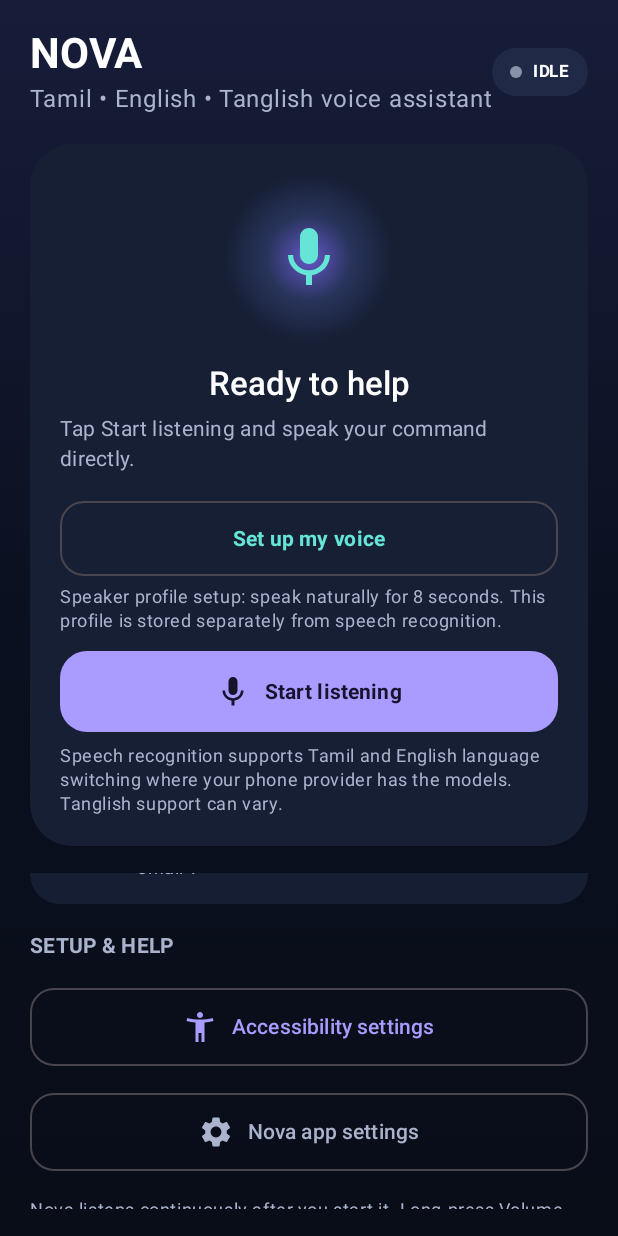
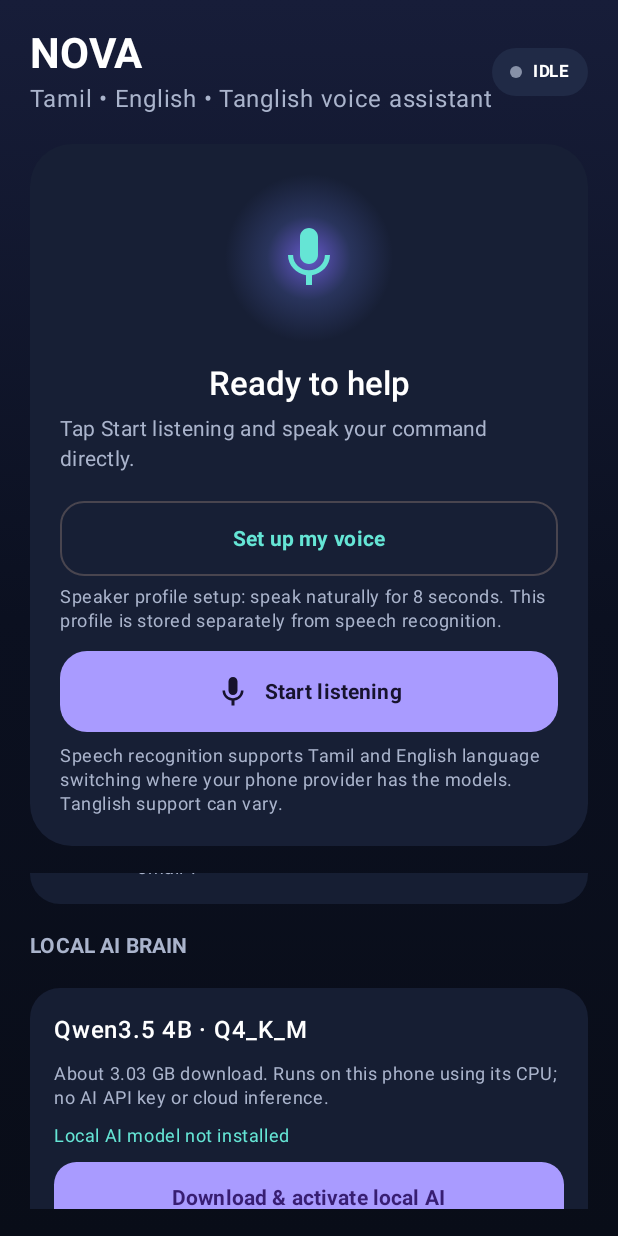
Before and after one commit to guna05221/Nova-Assistant, an Android app built with Jetpack Compose: the screen it shows after launch (MainActivity), scrolled down 313 dp, on a phone screen of 412 x 824 dp. Run offline under Robolectric (Android 15) with nearby library versions, the phone set to English and light mode, and no system bars; libraries missing offline, so code that uses them is left out: dev.ffmpegkit.llama.

Commit message:
Add local AI model download and activation screen

```diff
--- a/app/src/main/java/com/guna/nova/MainActivity.kt
+++ b/app/src/main/java/com/guna/nova/MainActivity.kt
@@ -53,8 +53,10 @@ class MainActivity : ComponentActivity() {
         setContent {
             var running by remember { mutableStateOf(false) }
             var status by remember { mutableStateOf("Ready when you are") }
+            val localAi by LocalAiManager.state.collectAsState()
 
             LaunchedEffect(Unit) {
+                LocalAiManager.loadIfPresent(this@MainActivity)
                 while (true) {
                     val prefs = getSharedPreferences("nova_diagnostics", MODE_PRIVATE)
                     status = prefs.getString("status", "Ready when you are") ?: "Ready when you are"
@@ -262,6 +264,59 @@ class MainActivity : ComponentActivity() {
                         )
 
                         Text(
+                            "LOCAL AI BRAIN",
+                            color = NovaMuted,
+                            style = MaterialTheme.typography.labelLarge,
+                            fontWeight = FontWeight.Bold
+                        )
+                        Card(
+                            colors = CardDefaults.cardColors(containerColor = NovaPanel.copy(alpha = 0.96f)),
+                            shape = RoundedCornerShape(20.dp),
+                            modifier = Modifier.fillMaxWidth()
+                        ) {
+                            Column(
+                                modifier = Modifier.fillMaxWidth().padding(16.dp),
+                                verticalArrangement = Arrangement.spacedBy(9.dp)
+                            ) {
+                                Text("Qwen3.5 4B · Q4_K_M", color = Color.White, fontWeight = FontWeight.SemiBold)
+                                Text(
+                                    "About 3.03 GB download. Runs on this phone using its CPU; no AI API key or cloud inference.",
+                                    color = NovaMuted,
+                                    style = MaterialTheme.typography.bodySmall
+                                )
+                                Text(localAi.status, color = NovaMint, style = MaterialTheme.typography.bodySmall)
+                                if (localAi.downloading || localAi.progress > 0f) {
+                                    LinearProgressIndicator(
+                                        progress = { localAi.progress },
+                                        modifier = Modifier.fillMaxWidth(),
+                                        color = NovaMint
+                                    )
+                                }
+                                Button(
+                                    onClick = { LocalAiManager.downloadAndLoad(this@MainActivity) },
+                                    enabled = !localAi.downloading && !localAi.ready,
+                                    modifier = Modifier.fillMaxWidth().height(48.dp),
+                                    shape = RoundedCornerShape(15.dp)
+                                ) {
+                                    Text(
+                                        when {
+                                            localAi.ready -> "Local AI ready"
+                                            localAi.downloading -> "Downloading / loading…"
+                                            LocalAiManager.isDownloaded(this@MainActivity) -> "Load local AI"
+                                            else -> "Download & activate local AI"
+                                        },
+                                        fontWeight = FontWeight.Bold
+                                    )
+                                }
+                                Text(
+                                    "Keep at least 4 GB of free storage. On 8 GB RAM, close other heavy apps before loading the model. First setup needs Wi-Fi; later inference is offline.",
+                                    color = NovaMuted,
+                                    style = MaterialTheme.typography.bodySmall
+                                )
+                            }
+                        }
+
+                        Text(
                             "SETUP & HELP",
                             color = NovaMuted,
                             style = MaterialTheme.typography.labelLarge,
```
